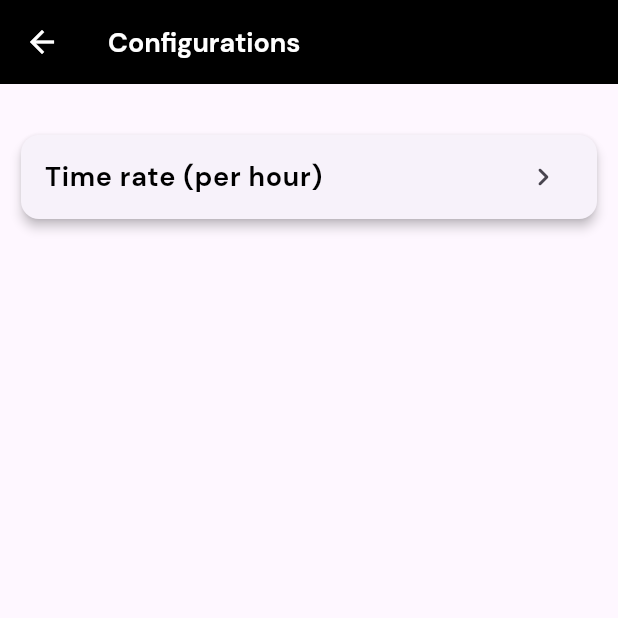
After one commit to lansoyyy/cue_bar, a Flutter app: the HomeScreen screen opened directly, after a tap on the "settings" icon, on a phone screen of 412 x 824 dp, the top half of it. The commit adds this screen. Run offline on Flutter 3.47's test engine with Material 3 defaults, Android fonts, the light colour scheme and no system bars; our stand-ins replace cloud_firestore, firebase_auth, firebase_core, firebase_storage, fluttertoast, image_picker; accounts and stored records are empty.

Commit message:
added rate func and ui

```diff
--- /dev/null
+++ b/lib/screens/config_page.dart
@@ -0,0 +1,50 @@
+import 'package:cue_bar/screens/config_pages/time_rate.dart';
+import 'package:cue_bar/widgets/text_widget.dart';
+import 'package:flutter/material.dart';
+
+class ConfigPage extends StatelessWidget {
+  const ConfigPage({super.key});
+
+  @override
+  Widget build(BuildContext context) {
+    return Scaffold(
+      appBar: AppBar(
+        foregroundColor: Colors.white,
+        backgroundColor: Colors.black,
+        title: TextWidget(
+          text: 'Configurations',
+          fontSize: 18,
+          fontFamily: 'Bold',
+          color: Colors.white,
+        ),
+      ),
+      body: Padding(
+        padding: const EdgeInsets.all(10.0),
+        child: Column(
+          children: [
+            const SizedBox(
+              height: 20,
+            ),
+            Card(
+              elevation: 3,
+              child: ListTile(
+                onTap: () {
+                  Navigator.of(context).push(MaterialPageRoute(
+                      builder: (context) => const TimeRate()));
+                },
+                leading: TextWidget(
+                  text: 'Time rate (per hour)',
+                  fontSize: 18,
+                  fontFamily: 'Bold',
+                ),
+                trailing: const Icon(
+                  Icons.keyboard_arrow_right_rounded,
+                ),
+              ),
+            ),
+          ],
+        ),
+      ),
+    );
+  }
+}
--- a/lib/screens/home_screen.dart
+++ b/lib/screens/home_screen.dart
@@ -1,6 +1,7 @@
 import 'dart:async';
 
 import 'package:cloud_firestore/cloud_firestore.dart';
+import 'package:cue_bar/screens/config_page.dart';
 import 'package:cue_bar/screens/products_screen.dart';
 import 'package:cue_bar/services/add_table.dart';
 import 'package:cue_bar/widgets/text_widget.dart';
@@ -41,6 +42,18 @@ class _HomeScreenState extends State<HomeScreen> {
           fontFamily: 'Bold',
           color: Colors.white,
         ),
+        actions: [
+          IconButton(
+            onPressed: () {
+              Navigator.of(context).push(
+                  MaterialPageRoute(builder: (context) => const ConfigPage()));
+            },
+            icon: const Icon(
+              Icons.settings,
+              color: Colors.white,
+            ),
+          ),
+        ],
       ),
       body: StreamBuilder<QuerySnapshot>(
           stream: FirebaseFirestore.instance.collection('Tables').snapshots(),
```
Also changed, not shown: lib/screens/config_pages/time_rate.dart (added, +81 -0 lines).
